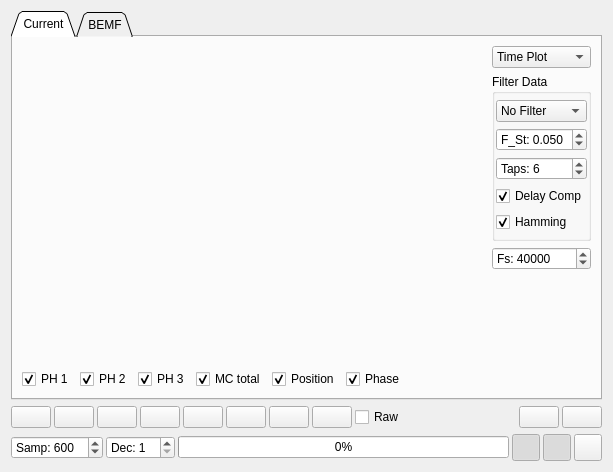
Old version of the form vesc_tool-master/pages/pagesampleddata.ui in the repository njupt-robomasters/vesc_tool-zh.
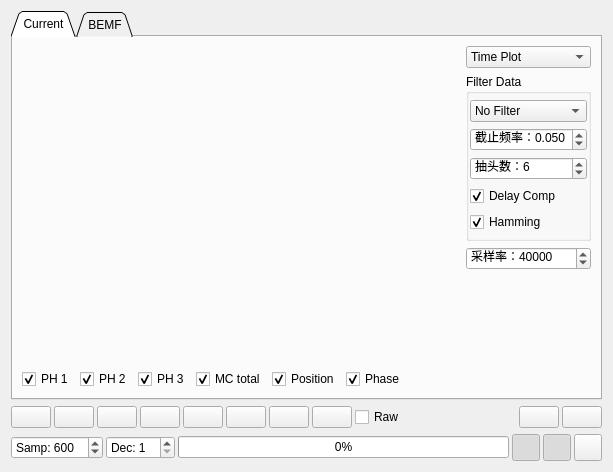
New version of the form. Custom widgets are drawn as their Qt base class.

```diff
--- a/vesc_tool-master/pages/pagesampleddata.ui
+++ b/vesc_tool-master/pages/pagesampleddata.ui
@@ -262,7 +262,7 @@
                <string>FIR filter stop frequency</string>
               </property>
               <property name="prefix">
-               <string>F_St: </string>
+               <string>截止频率：</string>
               </property>
               <property name="decimals">
                <number>3</number>
@@ -284,7 +284,7 @@
                <string>FIR filter taps</string>
               </property>
               <property name="prefix">
-               <string>Taps: </string>
+               <string>抽头数：</string>
               </property>
               <property name="minimum">
                <number>1</number>
@@ -332,7 +332,7 @@
             <string>Sampling frequency to calculate FFT time axis at</string>
            </property>
            <property name="prefix">
-            <string>Fs: </string>
+            <string>采样率：</string>
            </property>
            <property name="minimum">
             <number>1</number>
```
